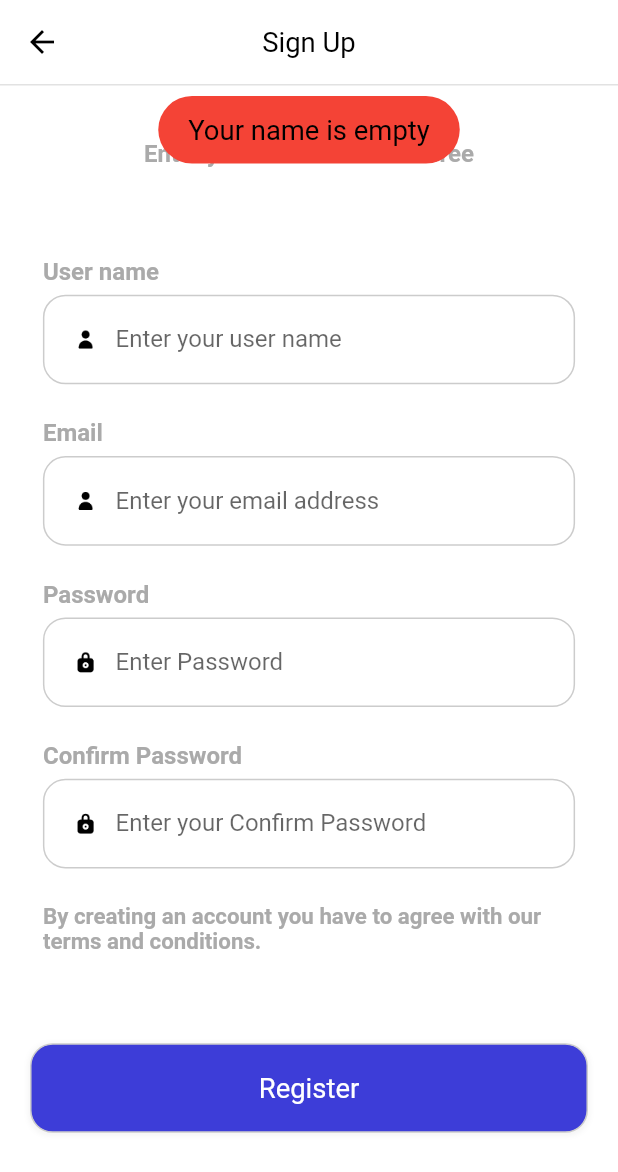
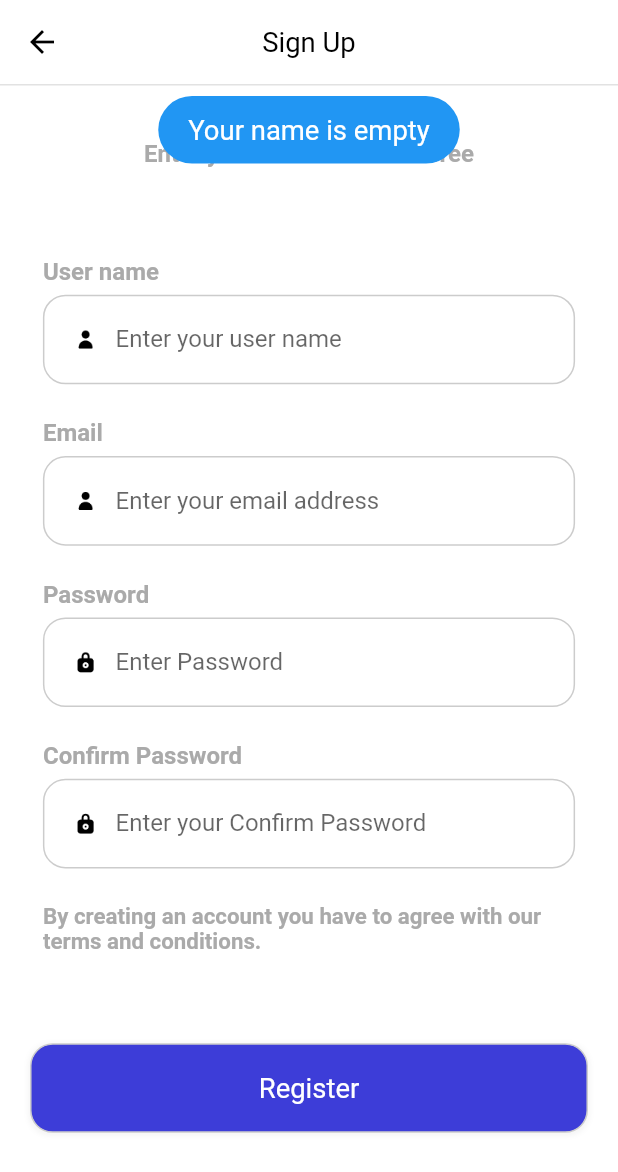
Before and after one commit to abhi-cznt/ulearning, a Flutter app: the SignUp screen opened by its route, after a tap on "Register", on a phone screen of 412 x 824 dp. Shown: the top 1172 px of the screen. Run offline on Flutter 3.47's test engine with Material 2 defaults, Android fonts, the phone set to English and light mode, and no system bars; our stand-ins replace dots_indicator, firebase_auth, firebase_core, flutter_riverpod, flutter_screenutil, fluttertoast and 1 more; accounts and stored records are empty; generated files the repository leaves out were written again.

Commit message:
25 sep: first commit

```diff
--- /dev/null
+++ b/lib/common/global_loader/global_loader.dart
@@ -0,0 +1,16 @@
+import 'package:riverpod_annotation/riverpod_annotation.dart';
+
+part 'global_loader.g.dart';
+@riverpod
+class AppLoader extends _$AppLoader{
+  @override
+  bool build(){
+    return false;
+  }
+
+  void setLoaderValue(value){
+    state = value;
+  }
+
+
+}
--- a/lib/common/widgets/popup_messages.dart
+++ b/lib/common/widgets/popup_messages.dart
@@ -3,8 +3,8 @@ import 'package:flutter_screenutil/flutter_screenutil.dart';
 import 'package:fluttertoast/fluttertoast.dart';
 toastInfo(
   String msg, {
-  Color textColor = Colors.black,
-  Color backgroundColor = Colors.red,
+  Color textColor = Colors.white,
+  Color backgroundColor = Colors.blue,
 }) {
   return Fluttertoast.showToast(
     msg: msg,
--- a/lib/main.dart
+++ b/lib/main.dart
@@ -1,12 +1,18 @@
+import 'package:firebase_core/firebase_core.dart';
 import 'package:flutter/material.dart';
 import 'package:flutter_riverpod/flutter_riverpod.dart';
 import 'package:flutter_screenutil/flutter_screenutil.dart';
 import 'package:ulearning_app/common/utils/app_styles.dart';
+import 'package:ulearning_app/firebase_options.dart';
 import 'package:ulearning_app/pages/sign_in/sign_in.dart';
 import 'package:ulearning_app/pages/sign_up/sign_up.dart';
 import 'package:ulearning_app/pages/welcome/welcome.dart';
 
 void main() async {
+  WidgetsFlutterBinding.ensureInitialized();
+  await Firebase.initializeApp(
+    options: DefaultFirebaseOptions.currentPlatform,
+  );
   runApp(const ProviderScope(child: MyApp()));
 }
 
@@ -18,7 +24,7 @@ class MyApp extends StatelessWidget {
   Widget build(BuildContext context) {
     ScreenUtil.init(context, designSize: const Size(360, 690));
     return MaterialApp(
-      debugShowCheckedModeBanner: false,
+      debugShowCheckedModeBanner: true,
       /*theme: ThemeData(
         colorScheme: ColorScheme.fromSeed(seedColor: Colors.deepPurple),
         useMaterial3: true,
--- a/lib/pages/sign_up/sign_up.dart
+++ b/lib/pages/sign_up/sign_up.dart
@@ -1,6 +1,8 @@
 import 'package:flutter/material.dart';
 import 'package:flutter_riverpod/flutter_riverpod.dart';
 import 'package:flutter_screenutil/flutter_screenutil.dart';
+import 'package:ulearning_app/common/global_loader/global_loader.dart';
+import 'package:ulearning_app/common/utils/colors.dart';
 import 'package:ulearning_app/common/widgets/button_widgets.dart';
 import 'package:ulearning_app/common/widgets/text_widgets.dart';
 import 'package:ulearning_app/pages/sign_up/notifier/register_notifier.dart';
@@ -15,14 +17,16 @@ class SignUp extends ConsumerWidget {
   @override
   Widget build(BuildContext context, WidgetRef ref) {
     final regProvider = ref.watch(registerNotifierProvider);
+    final loader = ref.watch(appLoaderProvider);
 
     return Container(
       color: Colors.white,
       child: SafeArea(
         child: Scaffold(
           backgroundColor: Colors.white,
-          appBar: buildAppBar(title:"Sign Up"),
-          body: SingleChildScrollView(
+          appBar: buildAppBar(title: "Sign Up"),
+          body: loader == false
+              ? SingleChildScrollView(
                   child: Column(
                     crossAxisAlignment: CrossAxisAlignment.start,
                     children: [
@@ -78,11 +82,14 @@ class SignUp extends ConsumerWidget {
                         iconPath: "assets/icons/lock.png",
                         hintText: "Enter your Confirm Password",
                         obscureText: true,
-                  func: (value)=>ref.read(registerNotifierProvider.notifier).onConfirmPasswordChanged(value),
+                        func: (value) => ref
+                            .read(registerNotifierProvider.notifier)
+                            .onConfirmPasswordChanged(value),
                       ),
 
                       Container(
-                  margin: EdgeInsets.only(left: 25.w, right: 25.w, top: 20.w),
+                        margin:
+                            EdgeInsets.only(left: 25.w, right: 25.w, top: 20.w),
                         child: text13Normal(
                           text:
                               "By creating an account you have to agree with our terms and conditions.",
@@ -91,12 +98,21 @@ class SignUp extends ConsumerWidget {
 
                       SizedBox(height: 50.h),
                       Center(
-                  child: appButton(buttonName: "Register",func:(){
-                    SignUpController controller = SignUpController(ref: ref);
+                        child: appButton(
+                            buttonName: "Register",
+                            func: () {
+                              SignUpController controller =
+                                  SignUpController(ref: ref);
                               controller.handleSignUp();
-                  } ),
+                            }),
                       ),
                     ],
+                  ),
+                )
+              : const Center(
+                  child: CircularProgressIndicator(
+                    backgroundColor: Colors.blue,
+                    color: AppColors.primaryElement,
                   ),
                 ),
         ),
--- a/lib/pages/sign_up/sign_up_controller.dart
+++ b/lib/pages/sign_up/sign_up_controller.dart
@@ -1,5 +1,8 @@
 import 'package:firebase_auth/firebase_auth.dart';
+import 'package:flutter/cupertino.dart';
+import 'package:flutter/foundation.dart';
 import 'package:flutter_riverpod/flutter_riverpod.dart';
+import 'package:ulearning_app/common/global_loader/global_loader.dart';
 import 'package:ulearning_app/common/widgets/popup_messages.dart';
 import 'package:ulearning_app/pages/sign_up/notifier/register_notifier.dart';
 
@@ -38,18 +41,51 @@ class SignUpController {
       toastInfo("Confirm password is empty!");
       return;
     }
-    if (state.password != state.rePassword) {
+    if (state.password != state.rePassword || password != rePassword) {
       toastInfo("Your password did not match");
       return;
     }
 
+    // show the app loader
+    ref.read(appLoaderProvider.notifier).setLoaderValue(true);
+
+    // the context stored into the another variable so that, we use it after 'await'//
+    var context = Navigator.of(ref.context);
     try {
-      final credential = await FirebaseAuth.instance.createUserWithEmailAndPassword(
+      final credential =
+          await FirebaseAuth.instance.createUserWithEmailAndPassword(
         email: email,
         password: password,
       );
+
+      if (kDebugMode) {
+        print(credential);
+      }
+
+      if (credential.user != null) {
+        await credential.user?.sendEmailVerification();
+        await credential.user?.updateDisplayName(name);
+
+        //get user photo url
+        //set user photo url
+
+
+        toastInfo("An email has been sent to verify your account. "
+            "Please open that email and confirm your identity.");
+
+        context.pop();
+      }
     } catch (e) {
-      print(e);
+
+      if (kDebugMode) {
+        print("**sign_up_controller**");
+        print('Error caught: $e');
+      }
+      toastInfo(e.toString());
     }
+
+    // hide the app loader
+    ref.read(appLoaderProvider.notifier).setLoaderValue(false);
+
   }
 }
--- a/pubspec.yaml
+++ b/pubspec.yaml
@@ -42,6 +42,7 @@ dependencies:
   build_runner: ^2.4.6
   fluttertoast: ^8.2.2
   firebase_auth: ^4.10.0
+  firebase_core: ^2.16.0
 
 dev_dependencies:
   flutter_test:
```
Also changed, not shown: lib/pages/sign_up/notifier/register_notifier.g.dart, 3 other files. Lines whose indentation alone changed are shown as unchanged.
